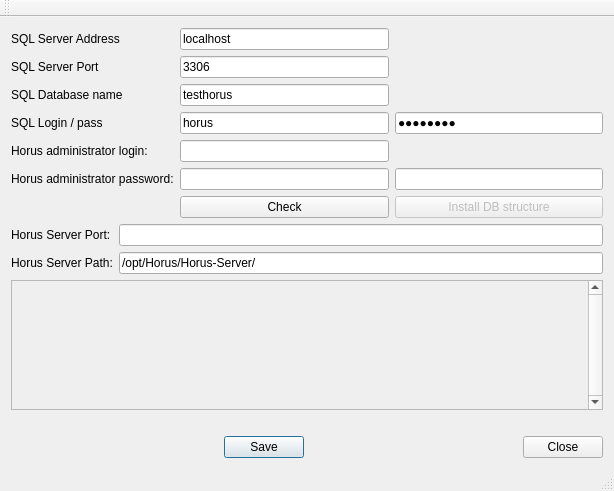
Old version of the form Installer/Configuration/HorusXconf/mainwindow.ui in the repository freakyzoidberg/horus-edu.
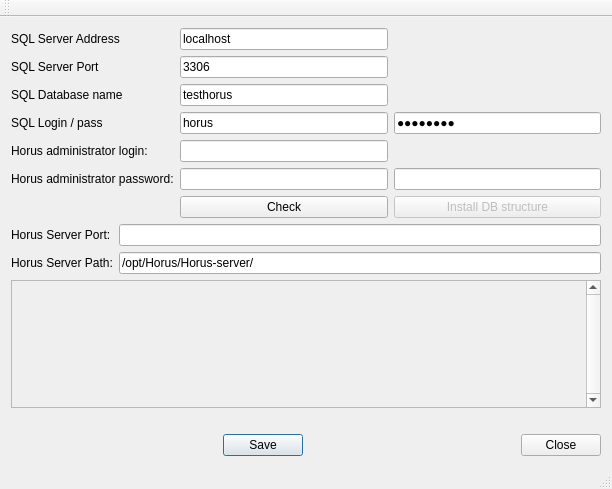
New version of the form.

Diff of the .ui file:
```diff
--- a/Installer/Configuration/HorusXconf/mainwindow.ui
+++ b/Installer/Configuration/HorusXconf/mainwindow.ui
@@ -6,8 +6,8 @@
    <rect>
     <x>0</x>
     <y>0</y>
-    <width>614</width>
-    <height>491</height>
+    <width>612</width>
+    <height>489</height>
    </rect>
   </property>
   <property name="windowTitle">
@@ -201,7 +201,7 @@
       <item row="3" column="2">
        <widget class="QLineEdit" name="lineEdit_16">
         <property name="text">
-         <string>/opt/Horus/Horus-Server/</string>
+         <string>/opt/Horus/Horus-server/</string>
         </property>
        </widget>
       </item>
@@ -241,7 +241,7 @@
           <rect>
            <x>0</x>
            <y>0</y>
-           <width>579</width>
+           <width>577</width>
            <height>76</height>
           </rect>
          </property>
```
Left out of the diff: 2 changed lines with no effect on the pictures.
